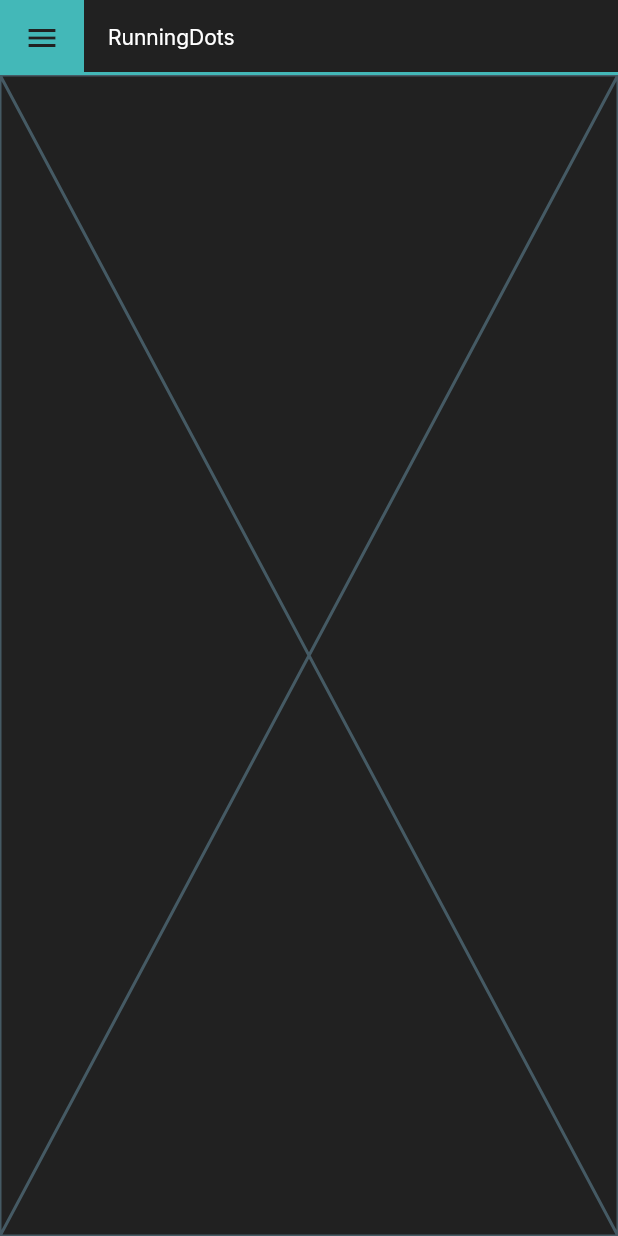
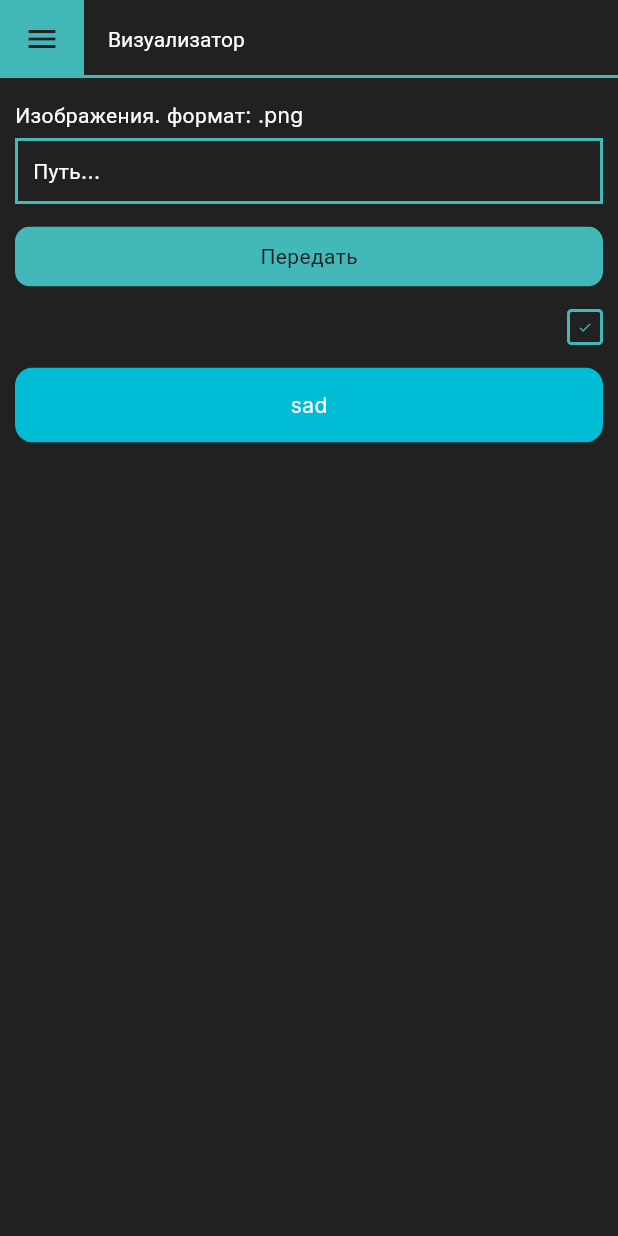
Before and after one commit to Dontlikeouy/runningdots, a Flutter app: the screen it shows after launch, on a phone screen of 412 x 824 dp. Run offline on Flutter 3.47's test engine with Material 3 defaults, Android fonts, the phone set to English and light mode, and no system bars; missing offline and left inert: dart:ffi.

Commit message:
Changes to be committed: 	modified:   lib/assets/names.dart 	modified:   lib/assets/style.dart 	renamed:    lib/style/color.dart -> lib/assets/style/color.dart 	modified:   lib/main.dart      Метод, который открывает вкладки      Изменил цвет боковой панели 	modified:   lib/page/visualizer.dart      Добавил содержание на вкладку визуализатор 	new file:   lib/widget/button.dart      Добавил виджет 'универсальная кнопка'

```diff
--- a/lib/assets/names.dart
+++ b/lib/assets/names.dart
@@ -1,3 +1,8 @@
 class AppNames {
   static const String title = "RunningDots";
 }
+
+class AppNamesPage{
+  static const String visualizer = "Визуализатор";
+
+}
--- a/lib/assets/style.dart
+++ b/lib/assets/style.dart
@@ -1,5 +1,18 @@
 import 'package:flutter/material.dart';
+import 'package:runningdots/assets/colors.dart';
 
 class AppStyles {
-  static const text = TextStyle(fontSize: 14, fontWeight: FontWeight.w400, color: Colors.white, decorationColor: Colors.white);
+  static const whiteText = TextStyle(
+    fontSize: 14,
+    fontWeight: FontWeight.w400,
+    color: Colors.white,
+    decorationColor: Colors.white,
+  );
+
+  static const blackText = TextStyle(
+    fontSize: 14,
+    fontWeight: FontWeight.w400,
+    color: AppColors.background,
+    decorationColor: AppColors.background,
+  );
 }
--- a/lib/main.dart
+++ b/lib/main.dart
@@ -3,6 +3,7 @@ import 'package:runningdots/assets/colors.dart';
 import 'package:runningdots/assets/names.dart';
 import 'package:runningdots/assets/style.dart';
 import 'package:runningdots/page/visualizer.dart';
+import 'package:runningdots/widget/button.dart';
 
 void main() => runApp(const App());
 
@@ -22,7 +23,23 @@ class _AppState extends State<App> {
     return MaterialApp(
       title: _title,
       theme: ThemeData(
-          fontFamily: 'Inter', textTheme: const TextTheme(displayLarge: AppStyles.text, displayMedium: AppStyles.text, displaySmall: AppStyles.text, headlineLarge: AppStyles.text, headlineMedium: AppStyles.text, headlineSmall: AppStyles.text, titleLarge: AppStyles.text, titleMedium: AppStyles.text, titleSmall: AppStyles.text, bodyLarge: AppStyles.text, bodyMedium: AppStyles.text, bodySmall: AppStyles.text, labelLarge: AppStyles.text, labelMedium: AppStyles.text, labelSmall: AppStyles.text)),
+          fontFamily: 'Inter',
+          textTheme: const TextTheme(
+              displayLarge: AppStyles.whiteText,
+              displayMedium: AppStyles.whiteText,
+              displaySmall: AppStyles.whiteText,
+              headlineLarge: AppStyles.whiteText,
+              headlineMedium: AppStyles.whiteText,
+              headlineSmall: AppStyles.whiteText,
+              titleLarge: AppStyles.whiteText,
+              titleMedium: AppStyles.whiteText,
+              titleSmall: AppStyles.whiteText,
+              bodyLarge: AppStyles.whiteText,
+              bodyMedium: AppStyles.whiteText,
+              bodySmall: AppStyles.whiteText,
+              labelLarge: AppStyles.whiteText,
+              labelMedium: AppStyles.whiteText,
+              labelSmall: AppStyles.whiteText)),
       home: Home(),
     );
   }
@@ -36,7 +53,17 @@ class Home extends StatefulWidget {
 }
 
 class _HomeState extends State<Home> {
+  //Default page - Visualizer
   Widget _page = const Visualizer();
+  String _titleAppBar = AppNamesPage.visualizer;
+
+  void _updatePage(Widget page) {
+    setState(() {
+          _page = page;
+
+    });
+    Navigator.of(context).pop();
+  }
 
   @override
   Widget build(BuildContext context) {
@@ -44,10 +71,13 @@ class _HomeState extends State<Home> {
       backgroundColor: AppColors.background,
       //Title
       appBar: AppBar(
-        toolbarHeight: 50,
+        toolbarHeight: 52,
         elevation: 0.0,
         shape: const Border(
-          bottom: BorderSide(color: AppColors.primary, width: 2),
+          bottom: BorderSide(
+            color: AppColors.primary,
+            width: 2,
+          ),
         ),
         backgroundColor: Colors.transparent,
         leading: Builder(
@@ -66,20 +96,20 @@ class _HomeState extends State<Home> {
             );
           },
         ),
-        title: const Text(
-          AppNames.title,
-          style: AppStyles.text,
+        title: Text(
+          _titleAppBar,
+          style: AppStyles.whiteText,
         ),
       ),
 
       //Content
-      body: Center(
-        child: _page,
-      ),
+      body: _page,
 
       //Sidebar
       drawer: Drawer(
         backgroundColor: AppColors.background,
+        shadowColor: Colors.transparent,
+        surfaceTintColor: Colors.transparent,
         child: Column(
           crossAxisAlignment: CrossAxisAlignment.stretch,
           children: [
@@ -103,14 +133,14 @@ class _HomeState extends State<Home> {
                 padding: const EdgeInsets.symmetric(horizontal: 10, vertical: 15),
                 children: [
                   SideButton(
-                    "Визуализатор",
-                    () => Navigator.of(context).pop(),
+                    _titleAppBar = AppNamesPage.visualizer,
+                    () => _updatePage(const Visualizer()),
                     AppColors.primary,
                   ),
                   const SizedBox(height: 15),
                   SideButton(
                     "Настройки матрицы",
-                    () => _page = const Text("data"),
+                    () => _updatePage(const Button()),
                     AppColors.primary,
                   ),
                   const SizedBox(height: 15),
--- a/lib/page/visualizer.dart
+++ b/lib/page/visualizer.dart
@@ -1,10 +1,84 @@
 import 'package:flutter/material.dart';
+import 'package:runningdots/assets/colors.dart';
+import 'package:runningdots/assets/style.dart';
+import 'package:runningdots/widget/button.dart';
 
 class Visualizer extends StatelessWidget {
   const Visualizer({super.key});
 
   @override
   Widget build(BuildContext context) {
-    return const Placeholder();
+    return Padding(
+      padding: const EdgeInsets.symmetric(horizontal: 10, vertical: 15),
+      child: Column(
+        mainAxisAlignment: MainAxisAlignment.start,
+        crossAxisAlignment: CrossAxisAlignment.stretch,
+        children: [
+          //Choose path
+          const Text("Изображения. формат: .png"),
+          const SizedBox(height: 5),
+          InkWell(
+            onTap: () {},
+            child: Container(
+              padding: const EdgeInsets.all(10),
+              decoration: BoxDecoration(
+                  border: Border.all(
+                width: 2,
+                color: AppColors.primary,
+              )),
+              child: const Text("Путь..."),
+            ),
+          ),
+
+          const SizedBox(height: 15),
+
+          //Button - translate images
+          ClipRRect(
+            borderRadius: BorderRadius.circular(10),
+            child: Material(
+              color: AppColors.primary,
+              child: InkWell(
+                onTap: () {},
+                child: const Padding(
+                  padding: EdgeInsets.all(10),
+                  child: Center(
+                    child: Text(
+                      "Передать",
+                      style: AppStyles.blackText,
+                    ),
+                  ),
+                ),
+              ),
+            ),
+          ),
+
+          const SizedBox(height: 15),
+          Row(
+            mainAxisAlignment: MainAxisAlignment.end,
+            children: [
+              InkWell(
+                onTap: () {},
+                child: Container(
+                  padding: const EdgeInsets.all(5),
+                  decoration: BoxDecoration(
+                      borderRadius: BorderRadius.circular(3),
+                      border: Border.all(
+                        width: 2,
+                        color: AppColors.primary,
+                      )),
+                  child: const Icon(
+                    Icons.check,
+                    size: 10,
+                    color: AppColors.primary,
+                  ),
+                ),
+              ),
+            ],
+          ),
+          const SizedBox(height: 15),
+          const Button(),
+        ],
+      ),
+    );
   }
 }
--- /dev/null
+++ b/lib/widget/button.dart
@@ -0,0 +1,61 @@
+import 'dart:ffi';
+
+import 'package:flutter/material.dart';
+
+/*
+1) Граница
+2) Закругления границы
+3) Оглавление кнопки
+4) Содержание кнопки
+5) Будет ли меняться содержание при нажатии
+6) Цвет кнопки
+
+*/
+
+class Button extends StatefulWidget {
+  const Button({super.key, this.onTap});
+
+  final Void Function()? onTap;
+
+  @override
+  State<Button> createState() => _ButtonState();
+}
+
+class _ButtonState extends State<Button> {
+  bool isPressed = false;
+  Duration duration = Duration(milliseconds: 200);
+  @override
+  Widget build(BuildContext context) {
+    return GestureDetector(
+      onTap: () {
+        setState(() {
+          isPressed = true;
+        });
+        Future.delayed(duration).then(
+          (value) => setState(
+            () {
+              isPressed = false;
+            },
+          ),
+        );
+      },
+      child: ClipRRect(
+        borderRadius: BorderRadius.circular(12),
+        child: Container(
+          color: Colors.cyan,
+          child: AnimatedContainer(
+            duration: duration,
+            padding: const EdgeInsets.symmetric(
+              horizontal: 10,
+              vertical: 15,
+            ),
+            decoration: BoxDecoration(
+              color: isPressed ? Color.fromARGB(100, 0, 0, 0) : Colors.transparent,
+            ),
+            child: Center(child: const Text("sad")),
+          ),
+        ),
+      ),
+    );
+  }
+}
```
Also changed, not shown: lib/assets/style/color.dart (renamed from lib/style/color.dart).
